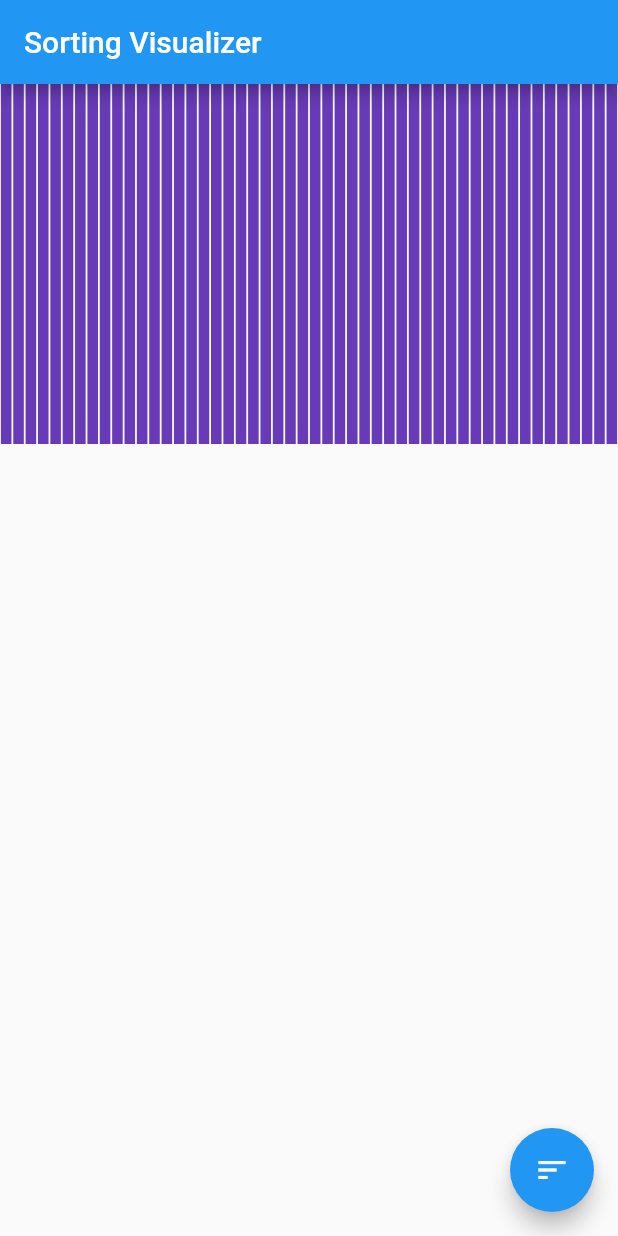
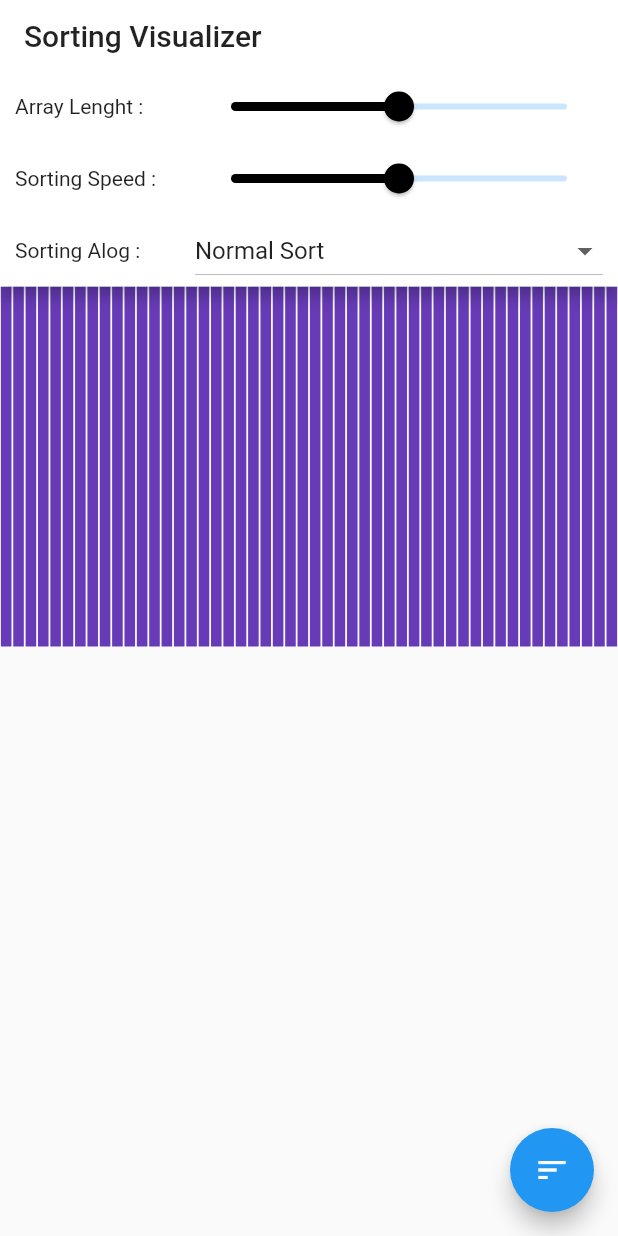
Before and after one commit to AissamOuajib/Sorting-Algorithms-Visualizer, a Flutter app: the screen it shows after launch, on a phone screen of 412 x 824 dp. Run offline on Flutter 3.47's test engine with Material 2 defaults, Android fonts, the phone set to English and light mode, and no system bars.

Commit message:
Added sorting options

```diff
--- a/lib/main.dart
+++ b/lib/main.dart
@@ -5,6 +5,7 @@ import 'sorting_visualizer.dart';
 void main() => runApp(
   MaterialApp(
     debugShowCheckedModeBanner: false,
+    theme: ThemeData(primaryColor: Colors.white),
     home: SortingVisualizer(),
   )
 );
--- a/lib/sorting_algorithms.dart
+++ b/lib/sorting_algorithms.dart
@@ -1,10 +1,11 @@
 import 'package:flutter/material.dart';
 
 class SortingAlgorithms extends ChangeNotifier {
-  final List<int> array;
-  final List<Color> colors;
+  List<int> array;
+  List<Color> colors;
+  double speedSliderValue;
 
-  SortingAlgorithms({this.array, this.colors});
+  SortingAlgorithms({this.array, this.colors, this.speedSliderValue});
 
   sort() async{
     for(int i = 0; i < this.array.length; i++)
--- a/lib/sorting_visualizer.dart
+++ b/lib/sorting_visualizer.dart
@@ -10,14 +10,18 @@ class SortingVisualizer extends StatefulWidget {
 }
 
 class _SortingVisualizerState extends State<SortingVisualizer> {
+  double lenghtSliderValue = 0.5;
+  String sortType = 'Normal Sort';
+  List<String> sortTypes = ['Normal Sort', 'Merge Sort','Quick Sort', 'Heap Sort', 'Bubble Sort',];
+  bool isSorting = false;
   SortingAlgorithms sortingAlgorithms;
   @override
   void initState() {
     super.initState();
-    // timer.addListener(() => setState((){}));
     sortingAlgorithms = SortingAlgorithms(
       array: List<int>.generate(50, (i) => Random().nextInt(90)+10),
       colors: List<Color>.generate(50, (i) => Colors.deepPurple),
+      speedSliderValue: .5,
     );
     sortingAlgorithms.addListener(() => setState((){}));
   }
@@ -28,6 +32,73 @@ class _SortingVisualizerState extends State<SortingVisualizer> {
     return Scaffold(
       appBar: AppBar(
         title: Text('Sorting Visualizer'),
+        bottom: PreferredSize(
+          preferredSize: Size.fromHeight(135),
+          child: Padding(
+            padding: const EdgeInsets.symmetric(horizontal: 10),
+            child: Column(
+              children: <Widget>[
+                Row(
+                  children: <Widget>[
+                    Container(width: 120,child: Text('Array Lenght : ')),
+                    Expanded(
+                      child: Slider.adaptive(
+                        activeColor: Colors.black,
+                        value: lenghtSliderValue,
+                        onChanged: (newValue){
+                          // sortingAlgorithms.generatedNewArray = true;
+                          isSorting = false;
+                          // timer.resetTimer();
+                          setState(() {
+                            lenghtSliderValue = newValue;
+                            sortingAlgorithms.array.length = (newValue*120 + 10).toInt();
+                            sortingAlgorithms.array = List<int>.generate(sortingAlgorithms.array.length, (i) => Random().nextInt(90)+10);
+                            sortingAlgorithms.colors = List<Color>.generate(sortingAlgorithms.array.length, (i) => Colors.deepPurple);
+                          });
+                        },
+                      ),
+                    ),
+                  ],
+                ),
+                Row(
+                  children: <Widget>[
+                    Container(width: 120,child: Text('Sorting Speed : ')),
+                    Expanded(
+                      child: Slider.adaptive(
+                        activeColor: Colors.black,
+                        value: sortingAlgorithms.speedSliderValue,
+                        onChanged: (newValue){
+                          setState(() {
+                            sortingAlgorithms.speedSliderValue = newValue;
+                          });
+                        },
+                      ),
+                    ),
+                  ],
+                ),
+                Row(
+                  children: <Widget>[
+                    Container(width: 120, child: Text('Sorting Alog : ')),
+                    Expanded(
+                      child: DropdownButton<String>(
+                        disabledHint: Text(sortType),
+                        isExpanded: true,
+                        value: sortType,
+                        onChanged: !isSorting ? (String newValue) => setState(() => sortType = newValue):null,
+                        items: sortTypes.map<DropdownMenuItem<String>>((String value) {
+                          return DropdownMenuItem<String>(
+                            value: value,
+                            child: Text(value),
+                          );
+                        }).toList(),
+                      ),
+                    ),
+                  ],
+                ),
+              ],
+            ),
+          ),
+        ),
       ),
       body: Row(
         mainAxisAlignment: MainAxisAlignment.center,
```
